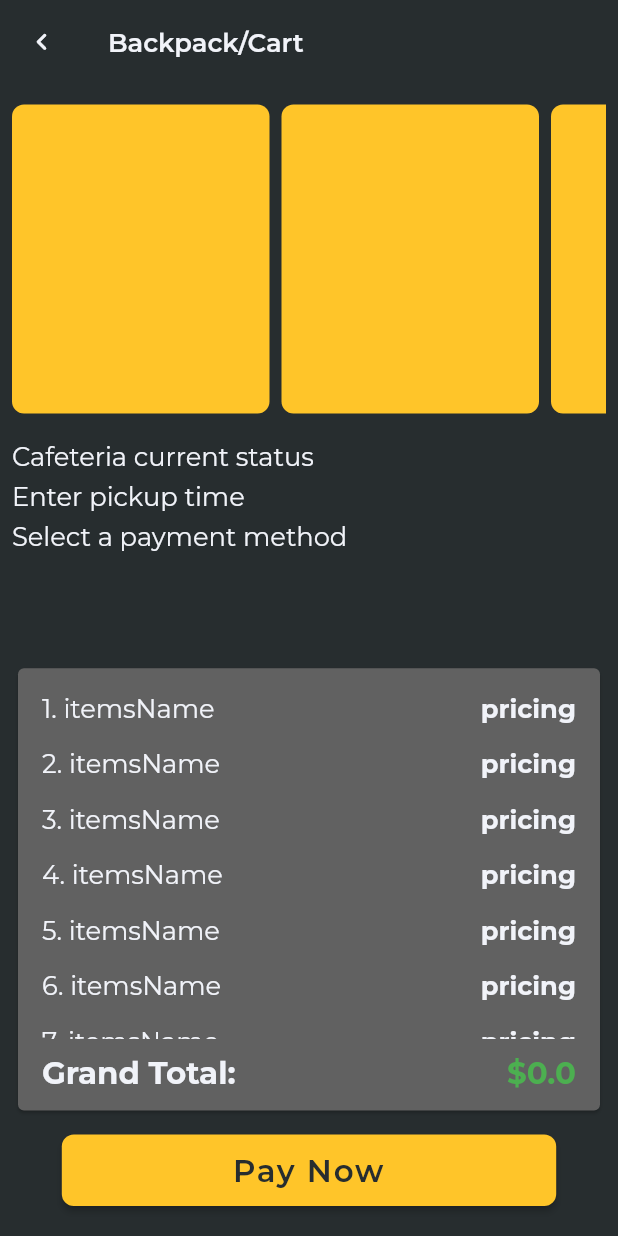
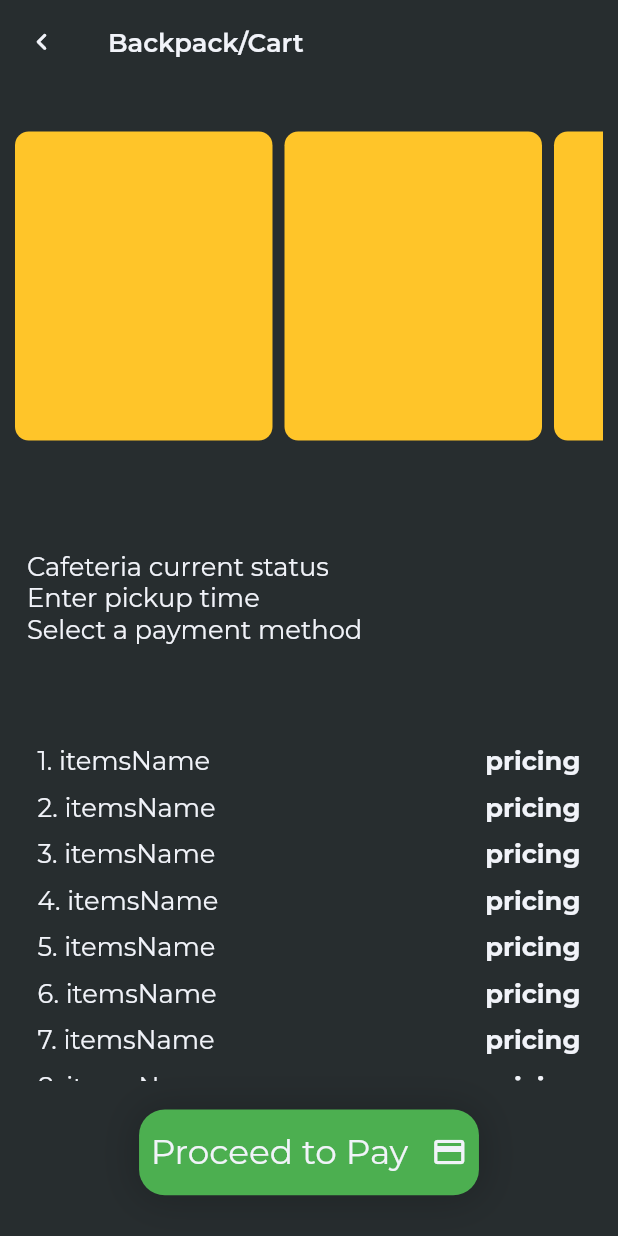
Before and after one commit to CodeByTitan/unbdine, a Flutter app: the CartScreen screen opened directly, on a phone screen of 412 x 824 dp. Run offline on Flutter 3.47's test engine with Material 2 defaults, Android fonts, the phone set to English and light mode, and no system bars; our stand-ins replace firebase_auth, firebase_core, flutter_hooks, flutter_phoenix, flutter_screenutil, fluttertoast and 3 more; missing offline and left inert: firebase_auth_oauth; accounts and stored records are empty.

Commit message:
fixing renderflex error in cartscreen

```diff
--- a/lib/c_dashboard/cart/cart_screen.dart
+++ b/lib/c_dashboard/cart/cart_screen.dart
@@ -2,10 +2,11 @@ import 'package:flutter/material.dart';
 import 'package:flutter_screenutil/flutter_screenutil.dart';
 import 'package:unbdine/utils/app_constant.dart';
 import 'package:unbdine/widgets/back_screen_button.dart';
-import 'package:unbdine/widgets/custom_button.dart';
+import 'package:unbdine/widgets/custom_icon_btn.dart';
 
 class CartScreen extends StatelessWidget {
   const CartScreen({super.key});
+  static const routeName = '/cart_screen';
 
   @override
   Widget build(BuildContext context) {
@@ -15,11 +16,11 @@ class CartScreen extends StatelessWidget {
         title: const Text('Backpack/Cart'),
       ),
       body: Padding(
-        padding: const EdgeInsets.all(8.0),
+        padding: const EdgeInsets.all(10),
         child: Column(
           children: [
-            SizedBox(
-              height: 190.sp,
+            Expanded(
+              flex: 3,
               child: ListView.builder(
                 physics: const BouncingScrollPhysics(),
                 itemCount: 5,
@@ -32,16 +33,20 @@ class CartScreen extends StatelessWidget {
                       height: 180.sp,
                       decoration: BoxDecoration(
                         color: AppConstant.primaryColor,
-                        borderRadius: BorderRadius.circular(8),
+                        borderRadius: BorderRadius.circular(8.sp),
                       ),
                     ),
                   );
                 },
               ),
             ),
-            SizedBox(
-              height: 10.h,
-            ),
+            Expanded(
+              flex: 2,
+              child: Padding(
+                padding: const EdgeInsets.all(8.0),
+                child: Column(
+                  mainAxisAlignment: MainAxisAlignment.center,
+                  children: [
                     Row(
                       mainAxisAlignment: MainAxisAlignment.spaceBetween,
                       children: [
@@ -50,9 +55,6 @@ class CartScreen extends StatelessWidget {
                           style: Theme.of(context).textTheme.headline4,
                         ),
                       ],
-            ),
-            SizedBox(
-              height: 5.h,
                     ),
                     Row(
                       mainAxisAlignment: MainAxisAlignment.spaceBetween,
@@ -63,9 +65,6 @@ class CartScreen extends StatelessWidget {
                         ),
                       ],
                     ),
-            SizedBox(
-              height: 5.h,
-            ),
                     Row(
                       mainAxisAlignment: MainAxisAlignment.spaceBetween,
                       children: [
@@ -75,23 +74,20 @@ class CartScreen extends StatelessWidget {
                         ),
                       ],
                     ),
-            const Spacer(),
-            Card(
-              color: Theme.of(context).backgroundColor,
+                  ],
+                ),
+              ),
+            ),
+            Expanded(
+              flex: 3,
               child: Padding(
-                padding: const EdgeInsets.all(8.0),
-                child: Column(
-                  children: [
-                    ConstrainedBox(
-                      constraints: BoxConstraints(
-                        maxHeight: 200.h,
-                      ),
+                padding: const EdgeInsets.all(10),
                 child: ListView.builder(
                   physics: const BouncingScrollPhysics(),
                   itemCount: 20,
                   itemBuilder: (context, index) {
                     return Padding(
-                            padding: const EdgeInsets.all(8.0),
+                      padding: const EdgeInsets.all(5),
                       child: Row(
                         mainAxisAlignment: MainAxisAlignment.spaceBetween,
                         children: [
@@ -101,10 +97,8 @@ class CartScreen extends StatelessWidget {
                           ),
                           Text(
                             'pricing',
-                                  style: Theme.of(context)
-                                      .textTheme
-                                      .headline4!
-                                      .copyWith(
+                            style:
+                                Theme.of(context).textTheme.headline4!.copyWith(
                                       fontWeight: FontWeight.bold,
                                     ),
                           ),
@@ -114,52 +108,18 @@ class CartScreen extends StatelessWidget {
                   },
                 ),
               ),
-                    Padding(
-                      padding: const EdgeInsets.only(
-                        left: 8,
-                        right: 8,
-                        top: 10,
-                        bottom: 5,
             ),
-                      child: Row(
-                        mainAxisAlignment: MainAxisAlignment.spaceBetween,
-                        children: [
-                          Text(
-                            'Grand Total:',
-                            style:
-                                Theme.of(context).textTheme.headline3!.copyWith(
-                                      fontWeight: FontWeight.bold,
+            Expanded(
+              flex: 1,
+              child: Align(
+                alignment: Alignment.bottomCenter,
+                child: CustomIconButton(
+                  buttontext: 'Proceed to Pay',
+                  buttonIcon: const Icon(Icons.payment),
+                  buttonFunction: () {},
                 ),
               ),
-                          Text(
-                            '\$${0.0}',
-                            style:
-                                Theme.of(context).textTheme.headline3!.copyWith(
-                                      fontWeight: FontWeight.bold,
-                                      color: Colors.green,
-                                    ),
-                          ),
-                        ],
-                      ),
-                    ),
-                  ],
-                ),
-              ),
-            ),
-            SizedBox(
-              height: 10.h,
-            ),
-            SizedBox(
-              width: 0.8.sw,
-              height: 40.h,
-              child: CustomButton(
-                onPressed: () {},
-                title: 'Pay Now',
-              ),
-            ),
-            SizedBox(
-              height: 10.h,
-            ),
+            )
           ],
         ),
       ),
--- a/lib/c_dashboard/dashboard_body.dart
+++ b/lib/c_dashboard/dashboard_body.dart
@@ -1,5 +1,6 @@
 import 'package:flutter/material.dart';
-import 'package:unbdine/widgets/checkout_button.dart';
+import 'package:unbdine/c_dashboard/cart/cart_screen.dart';
+import 'package:unbdine/widgets/custom_icon_btn.dart';
 import 'package:unbdine/widgets/dashboard_tiles.dart';
 import 'package:unbdine/widgets/stacked_menu_text.dart';
 
@@ -29,10 +30,16 @@ class _DashBoardBodyState extends State<DashBoardBody> {
           ),
         ),
         const StackedMenuText(),
-        CheckOutButton(
-          //TODO : Connect to cart UI
-          onTap: () {},
-        )
+        Align(
+          alignment: Alignment.bottomCenter,
+          child: CustomIconButton(
+            buttontext: 'Check Out',
+            buttonIcon: const Icon(Icons.shopping_cart_checkout),
+            buttonFunction: () {
+              Navigator.of(context).pushNamed(CartScreen.routeName);
+            },
+          ),
+        ),
       ],
     );
   }
--- a/lib/my_app.dart
+++ b/lib/my_app.dart
@@ -2,6 +2,7 @@ import 'package:flutter/material.dart';
 import 'package:flutter_screenutil/flutter_screenutil.dart';
 
 import 'package:unbdine/a_splash/splash_screen.dart';
+import 'package:unbdine/c_dashboard/cart/cart_screen.dart';
 import 'package:unbdine/utils/app_theme.dart';
 import 'package:unbdine/widgets/error_screen.dart';
 
@@ -20,6 +21,9 @@ class MyApp extends StatelessWidget {
           debugShowCheckedModeBanner: false,
           theme: AppTheme.dark,
           home: child,
+          routes: {
+            CartScreen.routeName: (ctx) => const CartScreen(),
+          },
         );
       },
       child: const SplashScreen(),
--- a/lib/widgets/checkout_button.dart
+++ /dev/null
@@ -1,47 +0,0 @@
-import 'package:flutter/material.dart';
-import 'package:flutter_screenutil/flutter_screenutil.dart';
-
-class CheckOutButton extends StatelessWidget {
-  final VoidCallback onTap;
-  const CheckOutButton({
-    Key? key,
-    required this.onTap,
-  }) : super(key: key);
-
-  @override
-  Widget build(BuildContext context) {
-    return Align(
-      alignment: Alignment.bottomCenter,
-      child: GestureDetector(
-        onTap: onTap,
-        child: Container(
-          margin: EdgeInsets.only(bottom: 15.sp),
-          height: 50.sp,
-          width: MediaQuery.of(context).size.width * 0.5,
-          decoration: BoxDecoration(
-            borderRadius: BorderRadius.circular(15.sp),
-            color: Colors.green,
-            boxShadow: [
-              BoxShadow(
-                color: Colors.black.withOpacity(0.2),
-                spreadRadius: 2.sp,
-                blurRadius: 20.sp,
-                offset: const Offset(0, 1), // changes position of shadow
-              ),
-            ],
-          ),
-          child: Row(
-            mainAxisAlignment: MainAxisAlignment.spaceAround,
-            children: [
-              Text(
-                "Check Out",
-                style: Theme.of(context).textTheme.displayMedium,
-              ),
-              const Icon(Icons.shopping_cart_checkout),
-            ],
-          ),
-        ),
-      ),
-    );
-  }
-}
--- /dev/null
+++ b/lib/widgets/custom_icon_btn.dart
@@ -0,0 +1,47 @@
+import 'package:flutter/material.dart';
+import 'package:flutter_screenutil/flutter_screenutil.dart';
+
+class CustomIconButton extends StatelessWidget {
+  final String buttontext;
+  final Icon buttonIcon;
+  final VoidCallback buttonFunction;
+  const CustomIconButton(
+      {super.key,
+      required this.buttontext,
+      required this.buttonIcon,
+      required this.buttonFunction});
+
+  @override
+  Widget build(BuildContext context) {
+    return GestureDetector(
+      onTap: buttonFunction,
+      child: Container(
+        margin: EdgeInsets.only(bottom: 15.sp),
+        height: 50.sp,
+        width: MediaQuery.of(context).size.width * 0.55,
+        decoration: BoxDecoration(
+          borderRadius: BorderRadius.circular(15.sp),
+          color: Colors.green,
+          boxShadow: [
+            BoxShadow(
+              color: Colors.black.withOpacity(0.2),
+              spreadRadius: 2.sp,
+              blurRadius: 20.sp,
+              offset: const Offset(0, 1), // changes position of shadow
+            ),
+          ],
+        ),
+        child: Row(
+          mainAxisAlignment: MainAxisAlignment.spaceAround,
+          children: [
+            Text(
+              buttontext,
+              style: Theme.of(context).textTheme.displayMedium,
+            ),
+            buttonIcon,
+          ],
+        ),
+      ),
+    );
+  }
+}
--- a/lib/widgets/stacked_menu_text.dart
+++ b/lib/widgets/stacked_menu_text.dart
@@ -1,5 +1,6 @@
 import 'package:flutter/material.dart';
 import 'package:flutter_screenutil/flutter_screenutil.dart';
+import 'package:unbdine/utils/app_constant.dart';
 
 class StackedMenuText extends StatelessWidget {
   const StackedMenuText({
@@ -28,7 +29,7 @@ class StackedMenuText extends StatelessWidget {
                 offset: const Offset(0, 1), // changes position of shadow
               ),
             ],
-            color: Theme.of(context).scaffoldBackgroundColor,
+            color: AppConstant.backgroundColor,
           ),
           alignment: Alignment.center,
           child: Text(
```
Lines whose indentation alone changed are shown as unchanged.
